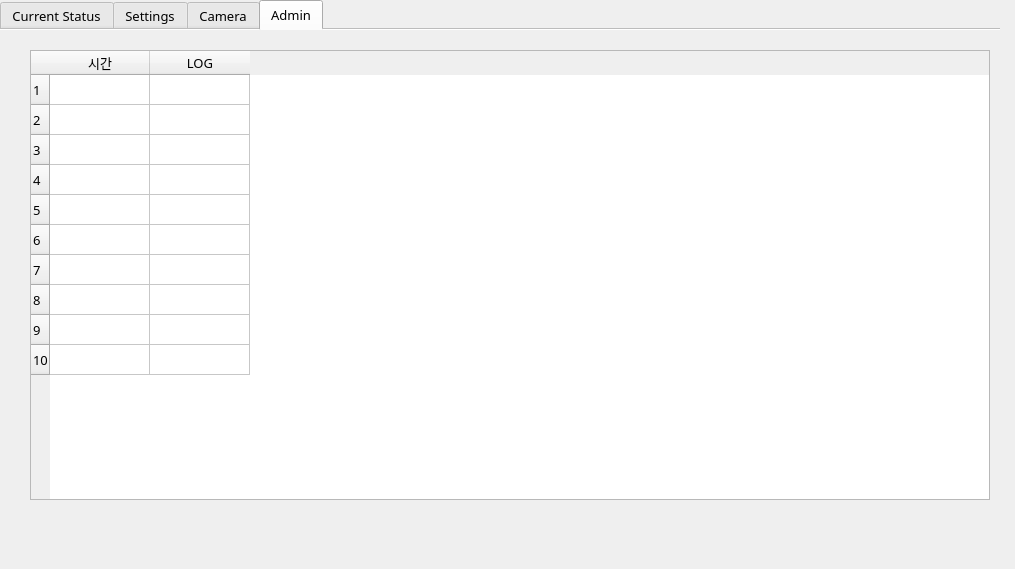
Old version of the form SMRS_r_pi.ui in the repository quilp007/SMRS.
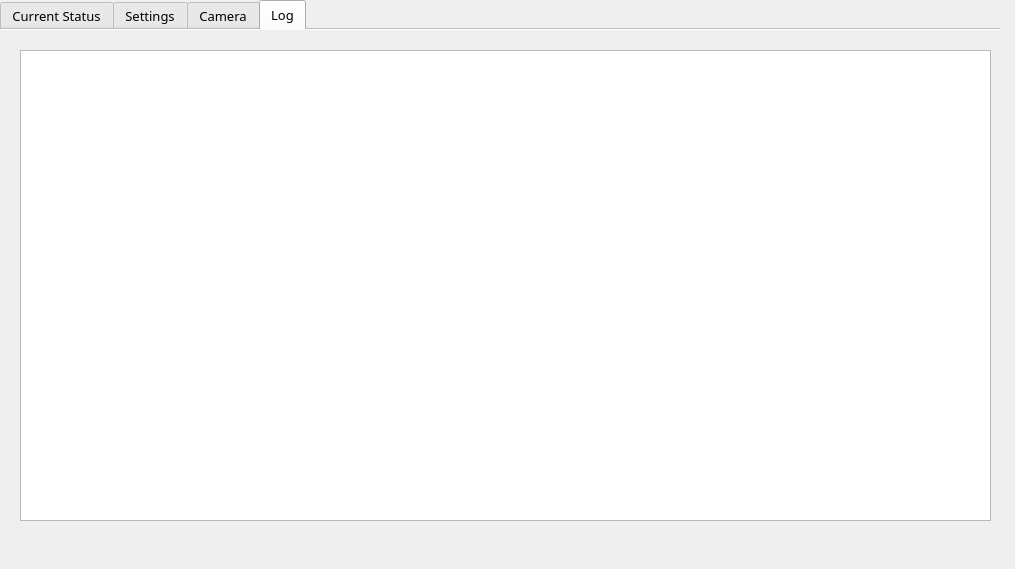
New version of the form. The open tabs and pages were chosen to show the change. Icons and pictures are not drawn.

Commit message: modify sending msg for pressed button

Diff of the .ui file:
```diff
--- a/SMRS_r_pi.ui
+++ b/SMRS_r_pi.ui
@@ -2259,86 +2259,30 @@
       <normaloff>icon/engineer_on.png</normaloff>icon/engineer_on.png</iconset>
     </attribute>
     <attribute name="title">
-     <string>Admin</string>
+     <string>Log</string>
     </attribute>
-    <widget class="QTableWidget" name="tableWidget">
+    <widget class="QTextEdit" name="textEdit_log">
      <property name="geometry">
       <rect>
-       <x>30</x>
+       <x>20</x>
        <y>20</y>
-       <width>960</width>
-       <height>450</height>
+       <width>971</width>
+       <height>471</height>
       </rect>
      </property>
-     <property name="rowCount">
-      <number>10</number>
+     <property name="font">
+      <font>
+       <family>Arial</family>
+       <pointsize>10</pointsize>
+       <weight>50</weight>
+       <italic>false</italic>
+       <bold>false</bold>
+       <underline>false</underline>
+       <strikeout>false</strikeout>
+       <stylestrategy>PreferDefault</stylestrategy>
+       <kerning>true</kerning>
+      </font>
      </property>
-     <property name="columnCount">
-      <number>2</number>
-     </property>
-     <attribute name="horizontalHeaderHighlightSections">
-      <bool>true</bool>
-     </attribute>
-     <row>
-      <property name="text">
-       <string>1</string>
-      </property>
-     </row>
-     <row>
-      <property name="text">
-       <string>2</string>
-      </property>
-     </row>
-     <row>
-      <property name="text">
-       <string>3</string>
-      </property>
-     </row>
-     <row>
-      <property name="text">
-       <string>4</string>
-      </property>
-     </row>
-     <row>
-      <property name="text">
-       <string>5</string>
-      </property>
-     </row>
-     <row>
-      <property name="text">
-       <string>6</string>
-      </property>
-     </row>
-     <row>
-      <property name="text">
-       <string>7</string>
-      </property>
-     </row>
-     <row>
-      <property name="text">
-       <string>8</string>
-      </property>
-     </row>
-     <row>
-      <property name="text">
-       <string>9</string>
-      </property>
-     </row>
-     <row>
-      <property name="text">
-       <string>10</string>
-      </property>
-     </row>
-     <column>
-      <property name="text">
-       <string>시간</string>
-      </property>
-     </column>
-     <column>
-      <property name="text">
-       <string>LOG</string>
-      </property>
-     </column>
     </widget>
    </widget>
   </widget>
```
Left out of the diff: 14 changed lines with no effect on the pictures. The commit also changes 3 other files.
